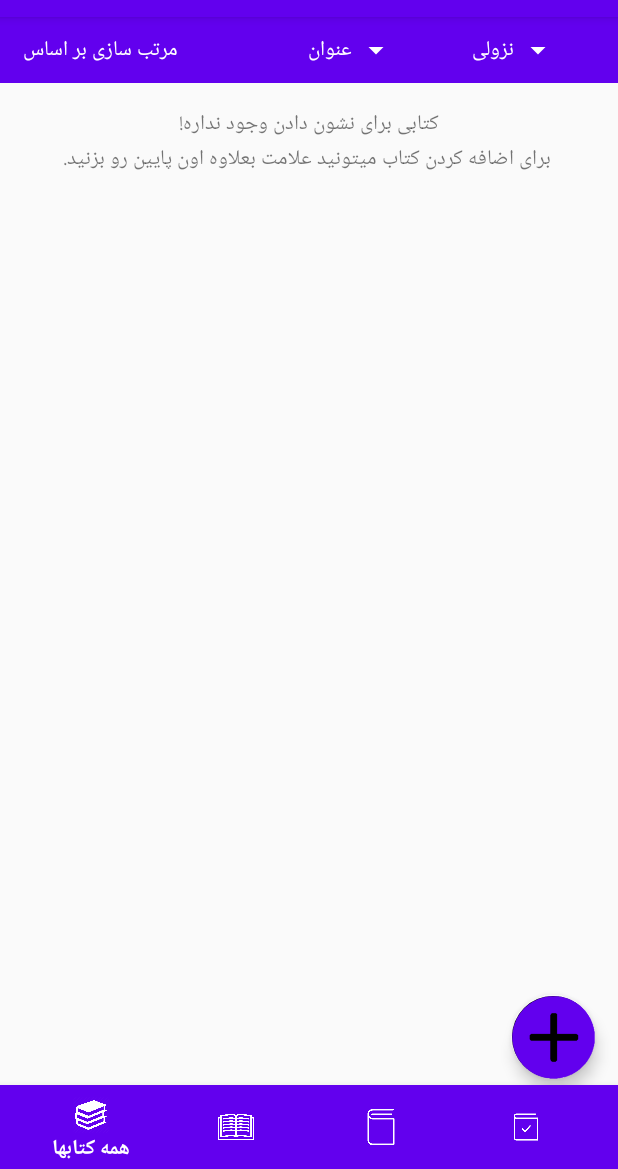
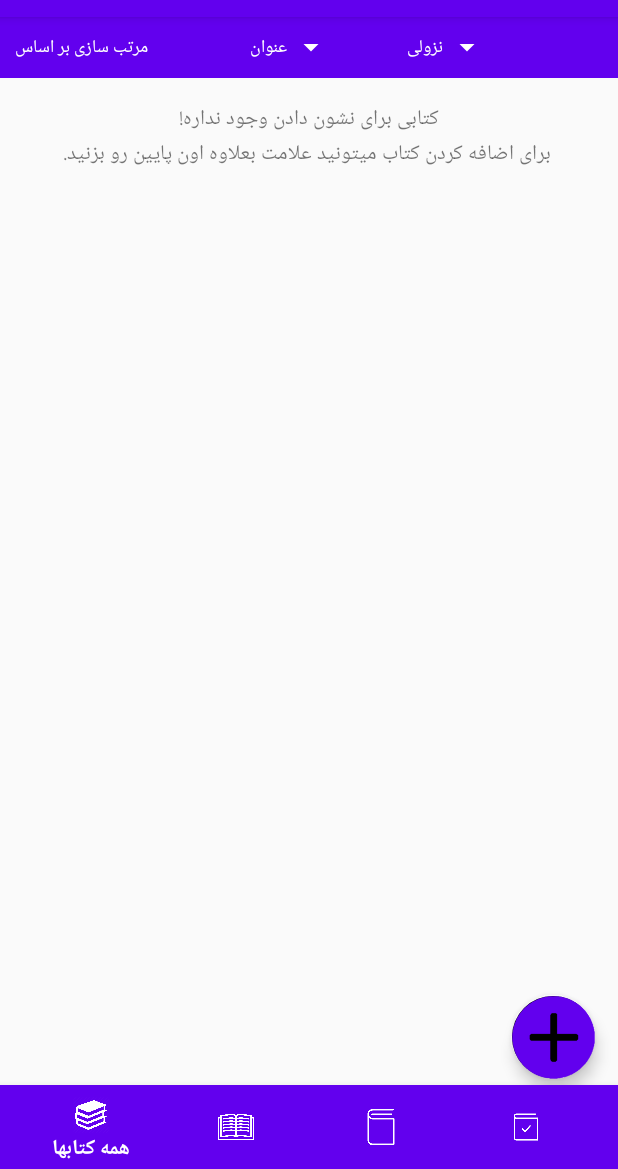
Before and after one commit to theCreativitist/Library-android, an Android app: the screen it shows after launch (MainActivity), on a phone screen of 412 x 824 dp, the part 67-1236 px from its top. Run offline under Robolectric (Android 15) with nearby library versions, the phone set to English and light mode, and no system bars; libraries missing offline, so code that uses them is left out: com.facebook.drawee, com.facebook.imagepipeline; pictures from the network do not load; 1 statement that could not run was skipped.

Commit message:
Fixed searching bug + SearchView fills whole action bar + back button closes search bar + added support for devices using large text size

```diff
--- a/app/src/main/java/com/fmgames/library/MainActivity.java
+++ b/app/src/main/java/com/fmgames/library/MainActivity.java
@@ -12,11 +12,9 @@ import android.widget.AdapterView;
 import android.widget.ArrayAdapter;
 import android.widget.SearchView;
 import android.widget.Spinner;
-import android.widget.SpinnerAdapter;
 import android.widget.TextView;
 import android.widget.Toast;
 
-import com.facebook.drawee.backends.pipeline.Fresco;
 import com.google.android.material.bottomnavigation.BottomNavigationView;
 import com.google.android.material.floatingactionbutton.FloatingActionButton;
 
@@ -28,7 +26,6 @@ import java.util.Locale;
 
 import androidx.annotation.NonNull;
 import androidx.appcompat.app.AppCompatActivity;
-import androidx.core.view.MenuItemCompat;
 import androidx.recyclerview.widget.LinearLayoutManager;
 import androidx.recyclerview.widget.RecyclerView;
 
@@ -40,6 +37,7 @@ public class MainActivity extends AppCompatActivity {
     private BottomNavigationView bottomNav;
     private Spinner spinner, spinnerType;
     public TextView recViewPlaceholder;
+    SearchView searchView;
 
     String bookNameFromIntent;
     String currentPageFromIntent;
@@ -367,9 +365,10 @@ public class MainActivity extends AppCompatActivity {
     public boolean onCreateOptionsMenu(Menu menu) {
         MenuInflater inflator = getMenuInflater();
         inflator.inflate(R.menu.menu_main, menu);
-        MenuItem searchMenuItem = menu.findItem(R.id.searchMenu);
-        SearchView searchView = (SearchView) searchMenuItem.getActionView();
+        final MenuItem searchMenuItem = menu.findItem(R.id.searchMenu);
+        searchView = (SearchView) searchMenuItem.getActionView();
         searchView.setQueryHint(getString(R.string.search));
+        searchView.setMaxWidth(Integer.MAX_VALUE);
         searchView.setOnQueryTextListener(new SearchView.OnQueryTextListener() {
             @Override
             public boolean onQueryTextSubmit(String s) {
@@ -399,6 +398,16 @@ public class MainActivity extends AppCompatActivity {
         }
     }
 
+    @Override
+    public void onBackPressed() {
+        if (!searchView.isIconified()){
+            searchView.setIconified(true);
+            searchView.onActionViewCollapsed();
+        }
+        else
+            super.onBackPressed();
+    }
+
     public void setBooks(ArrayList<Book> books){
         if (books.isEmpty())
             recViewPlaceholder.setVisibility(View.VISIBLE);
@@ -413,7 +422,6 @@ public class MainActivity extends AppCompatActivity {
 
 
     //--TODO (IMPORTANT) : delete "handling old version" expressions in "loaddata()" function
-    //TODO: tidy ur code up! (delete obsolote comments)
 
     //FATURES
     //TODO: reading reminder
@@ -425,6 +433,7 @@ public class MainActivity extends AppCompatActivity {
     //--TODO: list searching
 
     //?todo: get book information by an api from a service like goodreads or amazon
+    //https://openlibrary.org/api/books?bibkeys=ISBN:0201558025,LCCN:93005405&format=json
     //?todo: getting the books cover images :: open library search api -> covers api
     //?todo check material.io
 
@@ -435,4 +444,5 @@ public class MainActivity extends AppCompatActivity {
     //--todo: Fix deleting problems
     //--TODO: image compression in 'editbookActivity' and 'newbookActivity' image picker
     //--TODO: beautify editbook and newbook layouts
+    //--TODO: tidy ur code up! (delete obsolote comments)
 }
--- a/app/src/main/java/com/fmgames/library/RecyclerViewAdapter.java
+++ b/app/src/main/java/com/fmgames/library/RecyclerViewAdapter.java
@@ -178,7 +178,8 @@ public class RecyclerViewAdapter extends RecyclerView.Adapter<RecyclerViewAdapte
 
     public void setBooks(ArrayList<Book> books) {
         Fresco.initialize(context);
-        this.books = books;
+        this.books.clear();
+        this.books.addAll(books);
         booksCopy.clear();
         booksCopy.addAll(books);
         notifyDataSetChanged();
--- a/app/src/main/res/layout/activity_main.xml
+++ b/app/src/main/res/layout/activity_main.xml
@@ -19,15 +19,16 @@
             android:layout_height="wrap_content"
             android:text="@string/sort_by"
             android:textAlignment="textEnd"
-            android:layout_marginStart="15dp"
+            android:layout_marginStart="10dp"
             android:textColor="@color/defaultt"
+            android:textSize="12dp"
             />
 
         <Spinner
             android:id="@+id/sortBySpinner"
             android:layout_width="wrap_content"
             android:layout_height="wrap_content"
-            android:layout_marginStart="10dp"
+            android:layout_marginStart="0dp"
             android:gravity="end"
             android:paddingHorizontal="30dp"
             android:backgroundTint="@color/defaultt"
--- a/app/src/main/res/layout/spinner_item.xml
+++ b/app/src/main/res/layout/spinner_item.xml
@@ -8,4 +8,5 @@
     android:layout_width="match_parent"
     android:background="@color/colorPrimary"
     android:text="SAMPLE"
-    android:padding="10dp"/>
+    android:padding="10dp"
+    android:textSize="12dp"/>
```
